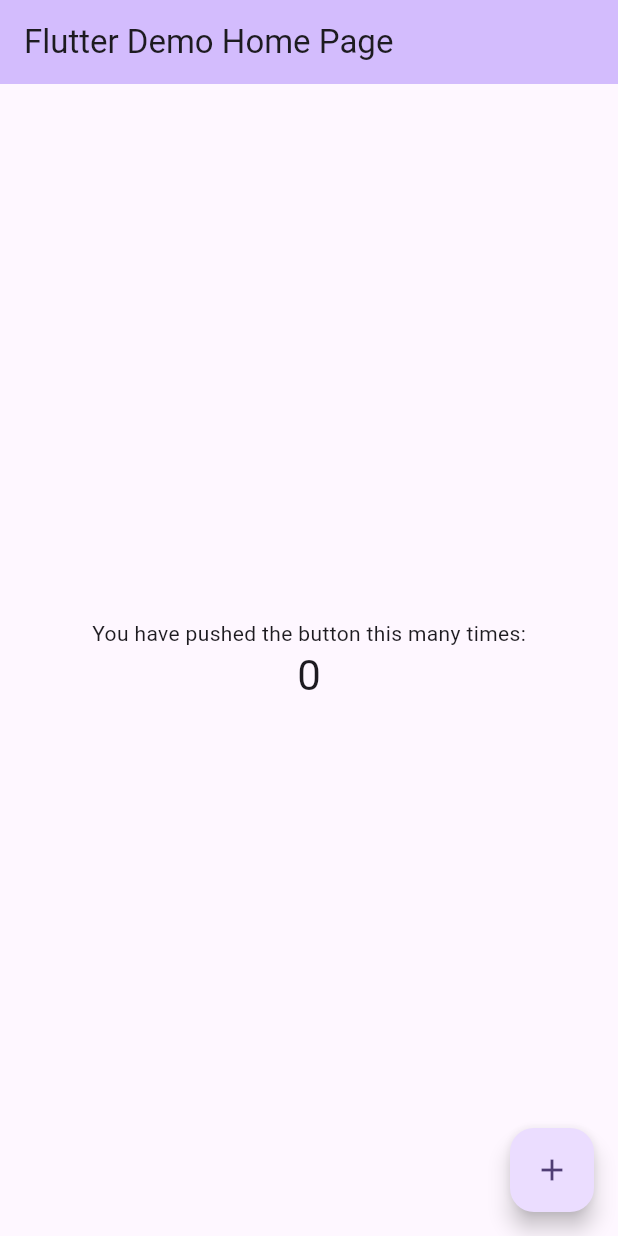
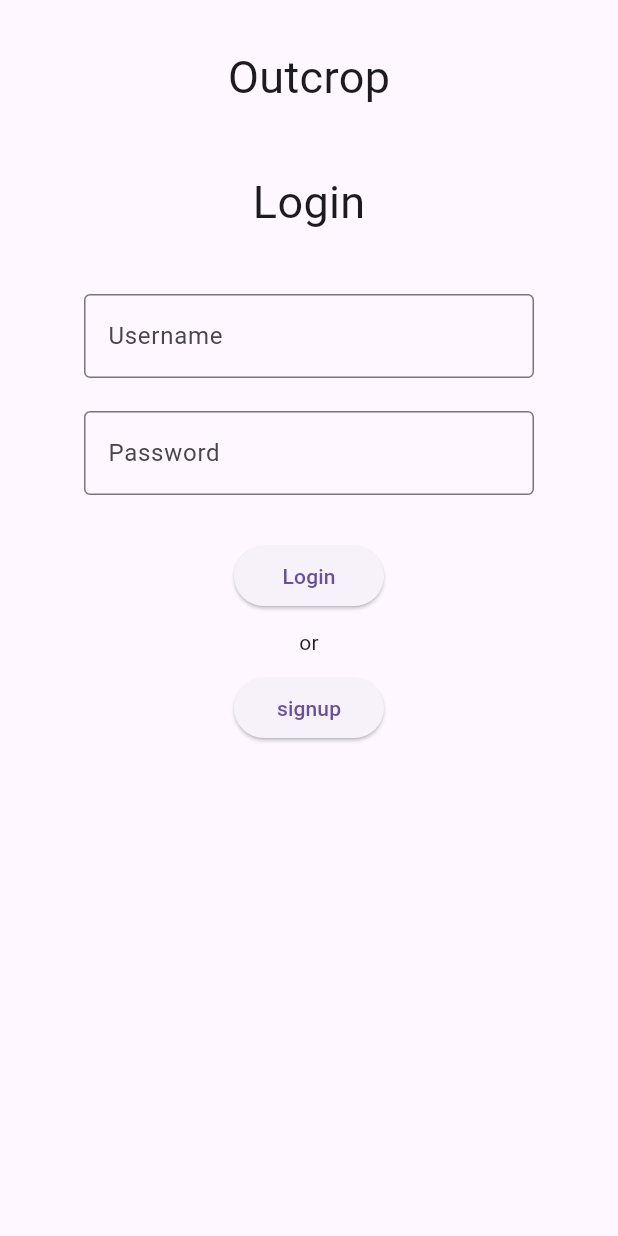
Before and after one commit to grtthealex/Outcrop, a Flutter app: the screen it shows after launch, on a phone screen of 412 x 824 dp. Run offline on Flutter 3.47's test engine with Material 3 defaults, Android fonts, the phone set to English and light mode, and no system bars; our stand-ins replace go_router.

Commit message:
temporary login page

```diff
--- a/lib/main.dart
+++ b/lib/main.dart
@@ -1,4 +1,5 @@
 import 'package:flutter/material.dart';
+import 'route.dart';
 
 void main() {
   runApp(const MyApp());
@@ -7,116 +8,11 @@ void main() {
 class MyApp extends StatelessWidget {
   const MyApp({super.key});
 
-  // This widget is the root of your application.
   @override
   Widget build(BuildContext context) {
-    return MaterialApp(
-      title: 'Flutter Demo',
-      theme: ThemeData(
-        // This is the theme of your application.
-        //
-        // TRY THIS: Try running your application with "flutter run". You'll see
-        // the application has a purple toolbar. Then, without quitting the app,
-        // try changing the seedColor in the colorScheme below to Colors.green
-        // and then invoke "hot reload" (save your changes or press the "hot
-        // reload" button in a Flutter-supported IDE, or press "r" if you used
-        // the command line to start the app).
-        //
-        // Notice that the counter didn't reset back to zero; the application
-        // state is not lost during the reload. To reset the state, use hot
-        // restart instead.
-        //
-        // This works for code too, not just values: Most code changes can be
-        // tested with just a hot reload.
-        colorScheme: .fromSeed(seedColor: Colors.deepPurple),
-      ),
-      home: const MyHomePage(title: 'Flutter Demo Home Page'),
+    return MaterialApp.router(
+      routerConfig: appRouter,
+      debugShowCheckedModeBanner: false,
     );
   }
 }
-
-class MyHomePage extends StatefulWidget {
-  const MyHomePage({super.key, required this.title});
-
-  // This widget is the home page of your application. It is stateful, meaning
-  // that it has a State object (defined below) that contains fields that affect
-  // how it looks.
-
-  // This class is the configuration for the state. It holds the values (in this
-  // case the title) provided by the parent (in this case the App widget) and
-  // used by the build method of the State. Fields in a Widget subclass are
-  // always marked "final".
-
-  final String title;
-
-  @override
-  State<MyHomePage> createState() => _MyHomePageState();
-}
-
-class _MyHomePageState extends State<MyHomePage> {
-  int _counter = 0;
-
-  void _incrementCounter() {
-    setState(() {
-      // This call to setState tells the Flutter framework that something has
-      // changed in this State, which causes it to rerun the build method below
-      // so that the display can reflect the updated values. If we changed
-      // _counter without calling setState(), then the build method would not be
-      // called again, and so nothing would appear to happen.
-      _counter++;
-    });
-  }
-
-  @override
-  Widget build(BuildContext context) {
-    // This method is rerun every time setState is called, for instance as done
-    // by the _incrementCounter method above.
-    //
-    // The Flutter framework has been optimized to make rerunning build methods
-    // fast, so that you can just rebuild anything that needs updating rather
-    // than having to individually change instances of widgets.
-    return Scaffold(
-      appBar: AppBar(
-        // TRY THIS: Try changing the color here to a specific color (to
-        // Colors.amber, perhaps?) and trigger a hot reload to see the AppBar
-        // change color while the other colors stay the same.
-        backgroundColor: Theme.of(context).colorScheme.inversePrimary,
-        // Here we take the value from the MyHomePage object that was created by
-        // the App.build method, and use it to set our appbar title.
-        title: Text(widget.title),
-      ),
-      body: Center(
-        // Center is a layout widget. It takes a single child and positions it
-        // in the middle of the parent.
-        child: Column(
-          // Column is also a layout widget. It takes a list of children and
-          // arranges them vertically. By default, it sizes itself to fit its
-          // children horizontally, and tries to be as tall as its parent.
-          //
-          // Column has various properties to control how it sizes itself and
-          // how it positions its children. Here we use mainAxisAlignment to
-          // center the children vertically; the main axis here is the vertical
-          // axis because Columns are vertical (the cross axis would be
-          // horizontal).
-          //
-          // TRY THIS: Invoke "debug painting" (choose the "Toggle Debug Paint"
-          // action in the IDE, or press "p" in the console), to see the
-          // wireframe for each widget.
-          mainAxisAlignment: .center,
-          children: [
-            const Text('You have pushed the button this many times:'),
-            Text(
-              '$_counter',
-              style: Theme.of(context).textTheme.headlineMedium,
-            ),
-          ],
-        ),
-      ),
-      floatingActionButton: FloatingActionButton(
-        onPressed: _incrementCounter,
-        tooltip: 'Increment',
-        child: const Icon(Icons.add),
-      ),
-    );
-  }
-}
--- a/lib/pages/home.dart
+++ b/lib/pages/home.dart
@@ -0,0 +1,10 @@
+import 'package:flutter/material.dart';
+
+class HomePage extends StatelessWidget {
+  const HomePage({super.key});
+
+  @override
+  Widget build(BuildContext context) {
+    return Scaffold(appBar: AppBar(title: Text('Home')));
+  }
+}
--- a/lib/pages/login.dart
+++ b/lib/pages/login.dart
@@ -0,0 +1,104 @@
+import 'package:flutter/material.dart';
+import 'package:go_router/go_router.dart';
+
+class LoginPage extends StatefulWidget {
+  const LoginPage({super.key});
+
+  @override
+  State<LoginPage> createState() => _LoginPageState();
+}
+
+class _LoginPageState extends State<LoginPage> {
+  final TextEditingController usernameController = TextEditingController();
+  final TextEditingController passwordController = TextEditingController();
+
+  @override
+  void dispose() {
+    usernameController.dispose();
+    passwordController.dispose();
+    super.dispose();
+  }
+
+  @override
+  Widget build(BuildContext context) {
+    return Scaffold(
+      body: Center(
+        child: Padding(
+          padding: const EdgeInsets.all(30),
+          child: Column(
+            mainAxisSize: MainAxisSize.max,
+            mainAxisAlignment: MainAxisAlignment.start,
+            crossAxisAlignment: CrossAxisAlignment.center,
+
+            children: [
+              //Temp Outcrop logo
+              Text('Outcrop', style: TextStyle(fontSize: 30)),
+              SizedBox(height: 40),
+
+              //Login Text
+              Text('Login', style: TextStyle(fontSize: 30)),
+              SizedBox(height: 40),
+
+              // Username
+              SizedBox(
+                width: 300,
+                child: TextField(
+                  controller: usernameController,
+                  decoration: const InputDecoration(
+                    labelText: 'Username',
+                    border: OutlineInputBorder(),
+                  ),
+                ),
+              ),
+              const SizedBox(height: 22),
+
+              // Password
+              SizedBox(
+                width: 300,
+                child: TextField(
+                  controller: passwordController,
+                  obscureText: true,
+                  decoration: const InputDecoration(
+                    labelText: 'Password',
+                    border: OutlineInputBorder(),
+                  ),
+                ),
+              ),
+              const SizedBox(height: 30),
+
+              // Login Button
+              SizedBox(
+                width: 100,
+                child: ElevatedButton(
+                  onPressed: () {
+                    // Temporary login logic
+                    final username = usernameController.text;
+                    final password = passwordController.text;
+
+                    // Later: validate / call auth service. Go to homepage for now
+                    context.go('/home');
+                  },
+                  child: const Text('Login'),
+                ),
+              ),
+              SizedBox(height: 10),
+              Text('or'),
+              SizedBox(height: 10),
+
+              // Sign Up Button
+              SizedBox(
+                width: 100,
+                child: ElevatedButton(
+                  onPressed: () {
+                    context.go('/signup');
+                  },
+                  child: const Text('signup'),
+                ),
+              ),
+            ],
+          ),
+        ),
+      ),
+    );
+  }
+}
--- a/lib/pages/signup.dart
+++ b/lib/pages/signup.dart
@@ -0,0 +1,10 @@
+import 'package:flutter/material.dart';
+
+class SignupPage extends StatelessWidget {
+  const SignupPage({super.key});
+
+  @override
+  Widget build(BuildContext context) {
+    return Scaffold(appBar: AppBar(title: Text('SignUp')));
+  }
+}
--- /dev/null
+++ b/lib/route.dart
@@ -0,0 +1,15 @@
+import 'package:flutter/material.dart';
+import 'package:go_router/go_router.dart';
+import 'package:outcrop/pages/signup.dart';
+
+import 'pages/login.dart';
+import 'pages/home.dart';
+
+final GoRouter appRouter = GoRouter(
+  initialLocation: '/login',
+  routes: [
+    GoRoute(path: '/login', builder: (context, state) => LoginPage()),
+    GoRoute(path: '/home', builder: (context, state) => HomePage()),
+    GoRoute(path: '/signup', builder: (context, state) => SignupPage()),
+  ],
+);
--- a/pubspec.yaml
+++ b/pubspec.yaml
@@ -30,6 +30,8 @@ environment:
 dependencies:
   flutter:
     sdk: flutter
+
+  go_router: ^14.2.0
 
   # The following adds the Cupertino Icons font to your application.
   # Use with the CupertinoIcons class for iOS style icons.
```
Also changed, not shown: pubspec.lock.
